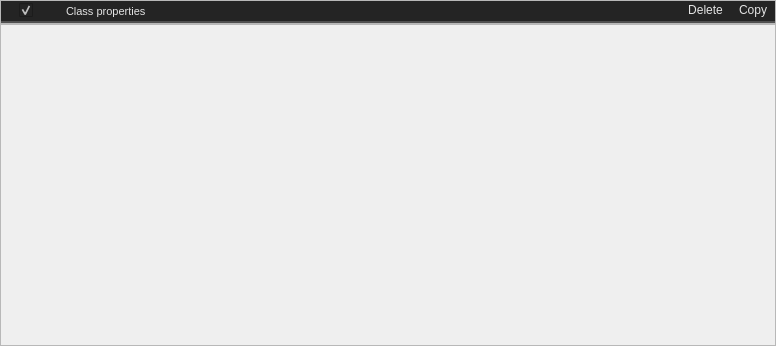
Above: src/editors/soundevent_editor/property/frame.ui from dertwist/Hammer5Tools before the change. Below: the same form after it.
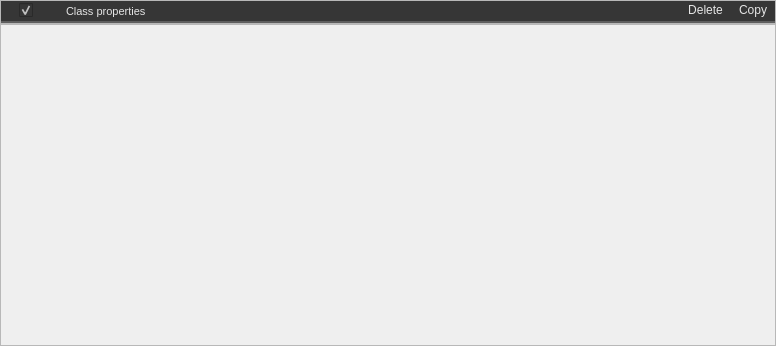
That is the form after the change. Icons and pictures are not drawn.

Diff of the .ui file:
```diff
--- a/src/editors/soundevent_editor/property/frame.ui
+++ b/src/editors/soundevent_editor/property/frame.ui
@@ -83,13 +83,13 @@
          <string notr="true">image: url(:/icons/more_vert.png);
 padding-left: 3px;
 padding-right: 3px;
-    border: 2px solid #CCCCCC;
+    border: 2px solid #d0d0d0;
 	border-top: 0px;
 	border-left: 0px;
 	border-right: 0px;
-    border-color: rgba(80, 80, 80, 255);
+    border-color: rgba(94, 94, 94, 255);
     border-radius: 0px;
-background-color: #242424;</string>
+background-color: #363636;</string>
         </property>
         <property name="text">
          <string/>
@@ -121,12 +121,12 @@
     font: 700 10pt &quot;Segoe UI&quot;;
     border: 2px solid black;
     border-radius: 0px;
-    border-color: rgba(80, 80, 80, 255);
+    border-color: rgba(94, 94, 94, 255);
     height:14px;
     padding-top: 2px;
     padding-bottom:4px;
-    color: #E3E3E3;
-background-color: #242424;
+    color: #e5e5e5;
+background-color: #363636;
     padding-left: 4px;
 }
 QCheckBox:hover {
@@ -199,13 +199,13 @@
             <string notr="true">QToolButton {
     border: 2px solid black;
     border-radius: 0px;
-    border-color: rgba(80, 80, 80, 255);
+    border-color: rgba(94, 94, 94, 255);
 border-left: None;
 border-top: None;
 border-right: None;
     padding: 2px;
-    color: #E3E3E3;
-    background-color: #242424;
+    color: #e5e5e5;
+    background-color: #363636;
 height:16px;
 width:16px;
 }
@@ -244,11 +244,11 @@
     border-top: 0px;
     border-left: 0px;
     border-right: 0px;
-    border-bottom: 2px solid rgba(80, 80, 80, 255);
+    border-bottom: 2px solid rgba(94, 94, 94, 255);
     border-radius: 0px;
     padding: 2px;
-    color: #E3E3E3;
-    background-color: #242424;
+    color: #e5e5e5;
+    background-color: #363636;
 }
 
 QLineEdit:focus {
@@ -256,7 +256,7 @@
 }
 
 QLineEdit::selection {
-    background-color: #414956;
+    background-color: #515965;
     color: white;
 }</string>
            </property>
@@ -295,11 +295,11 @@
     border-top: 0px;
     border-left: 0px;
     border-right: 0px;
-    border-bottom: 2px solid rgba(80, 80, 80, 255);
+    border-bottom: 2px solid rgba(94, 94, 94, 255);
     border-radius: 0px;
     padding: 2px;
-    color: #6D6D6D;
-    background-color: #242424;
+    color: #797979;
+    background-color: #363636;
 }
 
 QLineEdit:focus {
@@ -307,7 +307,7 @@
 }
 
 QLineEdit::selection {
-    background-color: #414956;
+    background-color: #515965;
     color: white;
 }</string>
         </property>
@@ -336,17 +336,17 @@
     font: 580 8pt &quot;Segoe UI&quot;;
     border: 2px solid black;
     border-radius: 0px;
-    border-color: rgba(80, 80, 80, 255);
+    border-color: rgba(94, 94, 94, 255);
 	border-top:0px;
 border-left:0px;
 border-right:0px;
     height:14px;
     padding-top: 2px;
     padding-bottom:4px;
-	background-color: #242424;
+	background-color: #363636;
     padding-left: 8px;
 	padding-right: 8px;
-	color: #E3E3E3;
+	color: #e5e5e5;
 }
 
 QPushButton:hover {
@@ -389,17 +389,17 @@
     font: 580 8pt &quot;Segoe UI&quot;;
     border: 2px solid black;
     border-radius: 0px;
-    border-color: rgba(80, 80, 80, 255);
+    border-color: rgba(94, 94, 94, 255);
 	border-top:0px;
 border-left:0px;
 border-right:0px;
     height:14px;
     padding-top: 2px;
     padding-bottom:4px;
-	background-color: #242424;
+	background-color: #363636;
     padding-left: 8px;
 	padding-right: 8px;
-	color: #E3E3E3;
+	color: #e5e5e5;
 }
 
 QPushButton:hover {
```
Left out of the diff: 24 changed lines with no effect on the pictures.
